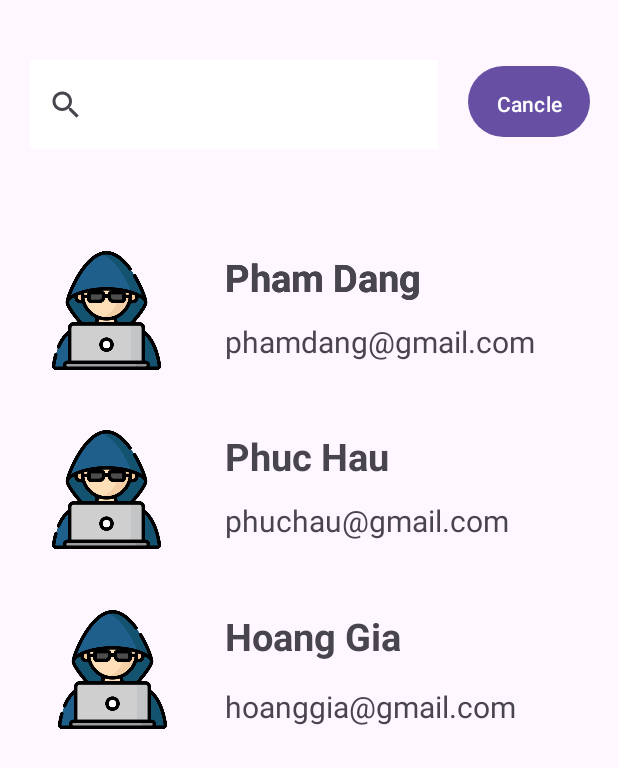
After one commit to royalishere/BlitzApp, an Android app: the SearchActivity screen opened directly, with no data from a screen before it, on a phone screen of 412 x 824 dp. The commit adds this screen. Shown: the top 768 px of the screen. Run offline under Robolectric (Android 15) with nearby library versions, the phone set to English and light mode, and no system bars; 2 statements that could not run were skipped.

Commit message:
create search screen

```diff
--- a/app/build.gradle.kts
+++ b/app/build.gradle.kts
@@ -29,6 +29,9 @@ android {
         sourceCompatibility = JavaVersion.VERSION_1_8
         targetCompatibility = JavaVersion.VERSION_1_8
     }
+    buildFeatures {
+        viewBinding = true
+    }
 }
 
 dependencies {
@@ -36,6 +39,8 @@ dependencies {
     implementation("androidx.appcompat:appcompat:1.6.1")
     implementation("com.google.android.material:material:1.10.0")
     implementation("androidx.constraintlayout:constraintlayout:2.1.4")
+    implementation("androidx.navigation:navigation-fragment:2.5.3")
+    implementation("androidx.navigation:navigation-ui:2.5.3")
     testImplementation("junit:junit:4.13.2")
     androidTestImplementation("androidx.test.ext:junit:1.1.5")
     androidTestImplementation("androidx.test.espresso:espresso-core:3.5.1")
--- /dev/null
+++ b/app/src/main/java/com/example/blitz/SearchActivity.java
@@ -0,0 +1,38 @@
+package com.example.blitz;
+import androidx.appcompat.app.AppCompatActivity;
+
+import android.os.Bundle;
+import android.widget.ArrayAdapter;
+import android.widget.ListView;
+import android.widget.SearchView;
+
+public class SearchActivity extends AppCompatActivity {
+
+    ArrayAdapter<String> adapter;
+
+    @Override
+    protected void onCreate(Bundle savedInstanceState) {
+        super.onCreate(savedInstanceState);
+        setContentView(R.layout.activity_search);
+
+        ListView listView = findViewById(R.id.list_name);
+        SearchView searchView = findViewById(R.id.nameSearch);
+
+        String[] messages = {"Gia", "Dang", "Hau", "Kiet"};
+
+        adapter = new ArrayAdapter<>(this, android.R.layout.simple_list_item_1, messages);
+        listView.setAdapter(adapter);
+        searchView.setOnQueryTextListener(new SearchView.OnQueryTextListener() {
+            @Override
+            public boolean onQueryTextSubmit(String query) {
+                return false;
+            }
+
+            @Override
+            public boolean onQueryTextChange(String newText) {
+                adapter.getFilter().filter(newText);
+                return false;
+            }
+        });
+    }
+}
--- /dev/null
+++ b/app/src/main/res/layout/activity_search.xml
@@ -0,0 +1,188 @@
+<?xml version="1.0" encoding="utf-8"?>
+<androidx.constraintlayout.widget.ConstraintLayout xmlns:android="http://schemas.android.com/apk/res/android"
+    xmlns:app="http://schemas.android.com/apk/res-auto"
+    xmlns:tools="http://schemas.android.com/tools"
+    android:layout_width="match_parent"
+    android:layout_height="match_parent"
+    android:layout_marginVertical="20dp">
+
+    <TextView
+        android:id="@+id/tvUserName10"
+        android:layout_width="wrap_content"
+        android:layout_height="wrap_content"
+
+        android:text="Hoang Gia"
+        android:textSize="25sp"
+        android:textStyle="bold"
+        app:layout_constraintStart_toStartOf="@+id/tvUserName7"
+        app:layout_constraintTop_toTopOf="@+id/user4" />
+
+    <TextView
+        android:id="@+id/tvUserName9"
+        android:layout_width="222dp"
+        android:layout_height="38dp"
+
+        android:layout_marginTop="16dp"
+        android:text="hoanggia@gmail.com"
+        android:textSize="20sp"
+        app:layout_constraintStart_toStartOf="@+id/tvUserName10"
+        app:layout_constraintTop_toBottomOf="@+id/tvUserName10" />
+
+    <ImageView
+        android:id="@+id/user4"
+        android:layout_width="86dp"
+        android:layout_height="79dp"
+
+        android:layout_marginStart="4dp"
+        android:layout_marginTop="160dp"
+        app:layout_constraintStart_toStartOf="@+id/user"
+        app:layout_constraintTop_toBottomOf="@+id/user"
+        app:srcCompat="@drawable/hacker" />
+
+    <TextView
+        android:id="@+id/tvUserName8"
+        android:layout_width="222dp"
+        android:layout_height="38dp"
+        android:layout_marginTop="12dp"
+
+        android:text="phuchau@gmail.com"
+        android:textSize="20sp"
+        app:layout_constraintStart_toStartOf="@+id/tvUserName7"
+        app:layout_constraintTop_toBottomOf="@+id/tvUserName7" />
+
+    <TextView
+        android:id="@+id/tvUserName7"
+        android:layout_width="wrap_content"
+        android:layout_height="wrap_content"
+        android:text="Phuc Hau"
+        android:textSize="25sp"
+
+        android:textStyle="bold"
+        app:layout_constraintStart_toStartOf="@+id/tvUserName6"
+        app:layout_constraintTop_toTopOf="@+id/user2" />
+
+    <TextView
+        android:id="@+id/tvUserName6"
+        android:layout_width="wrap_content"
+        android:layout_height="wrap_content"
+        android:layout_marginStart="36dp"
+        android:text="Pham Dang"
+        android:textSize="25sp"
+
+        android:textStyle="bold"
+        app:layout_constraintStart_toEndOf="@+id/user1"
+        app:layout_constraintTop_toTopOf="@+id/user" />
+
+    <ImageView
+        android:id="@+id/user2"
+        android:layout_width="86dp"
+        android:layout_height="79dp"
+
+        android:layout_marginTop="40dp"
+        app:layout_constraintStart_toStartOf="@+id/user"
+        app:layout_constraintTop_toBottomOf="@+id/user"
+        app:srcCompat="@drawable/hacker" />
+
+    <TextView
+        android:id="@+id/tvUserName4"
+        android:layout_width="wrap_content"
+        android:layout_height="wrap_content"
+        android:layout_marginStart="36dp"
+        android:text="Pham Dang"
+        android:textSize="25sp"
+
+        android:textStyle="bold"
+        app:layout_constraintStart_toEndOf="@+id/user1"
+        app:layout_constraintTop_toTopOf="@+id/user1" />
+
+    <ImageView
+        android:id="@+id/user"
+        android:layout_width="86dp"
+        android:layout_height="79dp"
+
+        android:layout_marginStart="28dp"
+        android:layout_marginTop="68dp"
+        app:layout_constraintStart_toStartOf="parent"
+        app:layout_constraintTop_toBottomOf="@+id/nameSearch"
+        app:srcCompat="@drawable/hacker" />
+
+    <TextView
+        android:id="@+id/tvUserName5"
+        android:layout_width="222dp"
+        android:layout_height="38dp"
+        android:layout_marginStart="36dp"
+        android:layout_marginTop="12dp"
+        android:text="phamdang@gmail.com"
+
+        android:textSize="20sp"
+        app:layout_constraintStart_toEndOf="@+id/user1"
+        app:layout_constraintTop_toBottomOf="@+id/tvUserName2" />
+
+    <TextView
+        android:id="@+id/tvUserName2"
+        android:layout_width="wrap_content"
+        android:layout_height="wrap_content"
+        android:layout_marginStart="36dp"
+        android:text="Pham Dang"
+        android:textSize="25sp"
+
+        android:textStyle="bold"
+        app:layout_constraintStart_toEndOf="@+id/user1"
+        app:layout_constraintTop_toTopOf="@+id/user1" />
+
+    <ImageView
+        android:id="@+id/user1"
+        android:layout_width="86dp"
+        android:layout_height="79dp"
+
+        android:layout_marginStart="28dp"
+        android:layout_marginTop="68dp"
+        app:layout_constraintStart_toStartOf="parent"
+        app:layout_constraintTop_toBottomOf="@+id/nameSearch"
+        app:srcCompat="@drawable/hacker" />
+
+    <SearchView
+        android:id="@+id/nameSearch"
+        android:layout_width="272dp"
+        android:layout_height="59dp"
+        android:layout_margin="20dp"
+        android:layout_marginHorizontal="20dp"
+        android:layout_marginVertical="20dp"
+        android:layout_marginStart="16dp"
+        android:background="@color/white"
+        android:ems="10"
+        android:inputType="textEmailAddress"
+        android:queryHint="Search"
+        app:layout_constraintBottom_toBottomOf="parent"
+        app:layout_constraintStart_toStartOf="parent"
+        app:layout_constraintTop_toTopOf="parent"
+        app:layout_constraintVertical_bias="0.0" />
+
+    <Button
+        android:id="@+id/button"
+        android:layout_width="81dp"
+        android:layout_height="55dp"
+        android:layout_marginHorizontal="15dp"
+        android:layout_marginStart="20dp"
+        android:padding="15dp"
+        android:text="Cancle"
+        app:layout_constraintStart_toEndOf="@+id/nameSearch"
+        app:layout_constraintTop_toTopOf="@+id/nameSearch" />
+
+<!--    <ListView-->
+<!--        android:id="@+id/list_name"-->
+<!--        android:layout_width="403dp"-->
+<!--        android:layout_height="559dp"-->
+<!--        android:layout_margin="20dp"-->
+<!--        android:layout_marginTop="56dp"-->
+
+<!--        android:padding="20dp"-->
+<!--        app:layout_constraintBottom_toBottomOf="parent"-->
+<!--        app:layout_constraintEnd_toEndOf="parent"-->
+<!--        app:layout_constraintStart_toStartOf="parent"-->
+<!--        app:layout_constraintTop_toBottomOf="@+id/nameSearch"-->
+
+<!--        app:layout_constraintVertical_bias="1.0" />-->
+
+
+</androidx.constraintlayout.widget.ConstraintLayout>
--- /dev/null
+++ b/app/src/main/res/values-land/dimens.xml
@@ -0,0 +1,3 @@
+<resources>
+      <dimen name="fab_margin">48dp</dimen>
+   </resources>
--- /dev/null
+++ b/app/src/main/res/values-v23/themes.xml
@@ -0,0 +1,8 @@
+<resources xmlns:tools="http://schemas.android.com/tools">
+  <style name="Theme.Blitz" parent="Base.Theme.Blitz">
+    <!-- Transparent system bars for edge-to-edge. -->
+    <item name="android:navigationBarColor">@android:color/transparent</item>
+    <item name="android:statusBarColor">@android:color/transparent</item>
+    <item name="android:windowLightStatusBar">?attr/isLightTheme</item>
+  </style>
+</resources>
--- /dev/null
+++ b/app/src/main/res/values-w1240dp/dimens.xml
@@ -0,0 +1,3 @@
+<resources>
+      <dimen name="fab_margin">200dp</dimen>
+   </resources>
--- /dev/null
+++ b/app/src/main/res/values-w600dp/dimens.xml
@@ -0,0 +1,3 @@
+<resources>
+      <dimen name="fab_margin">48dp</dimen>
+   </resources>
--- /dev/null
+++ b/app/src/main/res/values/dimens.xml
@@ -0,0 +1,3 @@
+<resources>
+      <dimen name="fab_margin">16dp</dimen>
+   </resources>
```
Also changed, not shown: app/src/main/AndroidManifest.xml (+8 -3 lines), app/src/main/res/navigation/nav_graph.xml (added, +28 -0 lines), app/src/main/res/values/strings.xml (+43 -0 lines).
